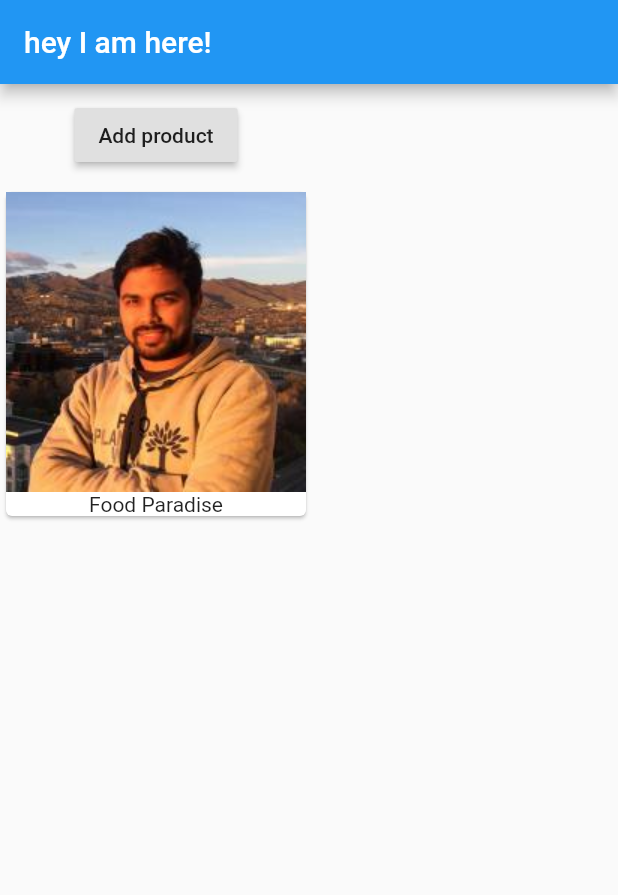
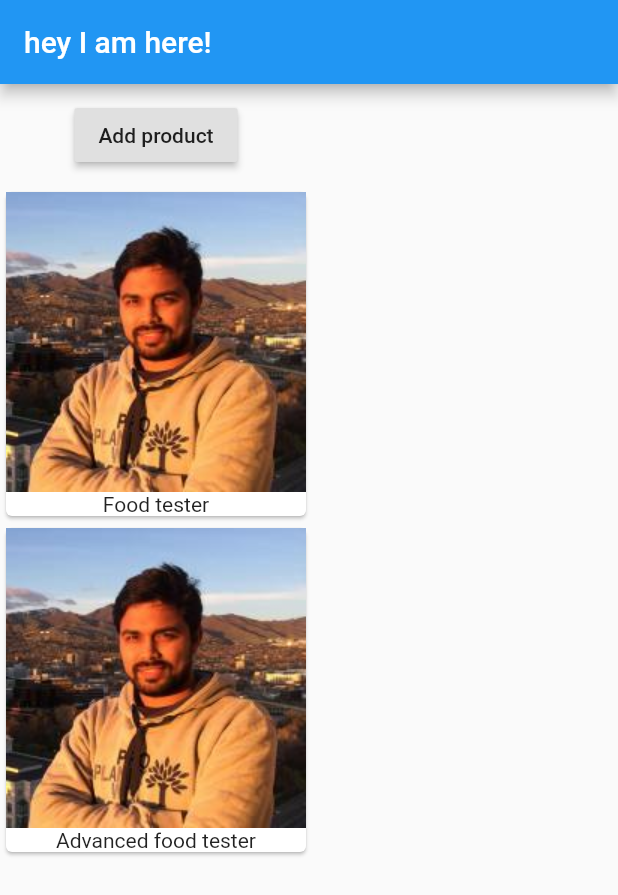
Before and after one commit to ashish173/flutter-ecommerce, a Flutter app: the screen it shows after launch, after a tap on "Add product", on a phone screen of 412 x 824 dp. Shown: the top 895 px of the screen. Run offline on Flutter 3.47's test engine with Material 2 defaults, Android fonts, the phone set to English and light mode, and no system bars.

Commit message:
adds card on button press with state

```diff
--- a/lib/main.dart
+++ b/lib/main.dart
@@ -2,32 +2,44 @@ import 'package:flutter/material.dart';
 
 void main() => runApp(MyApp());
 
-class MyApp extends StatelessWidget {
+class MyApp extends StatefulWidget {
+  @override
+  State<StatefulWidget> createState() {
+    return _MyAppState();
+  }
+}
+
+class _MyAppState extends State<MyApp> {
+  List<String> _products = ['Food tester'];
+
   @override
   Widget build(BuildContext context) {
     return MaterialApp(
-      home: Scaffold(
-        appBar: AppBar(
-          title: Text('hey I am here!'),
-        ),
-        body: Column(children: <Widget>[
+        home: Scaffold(
+      appBar: AppBar(
+        title: Text('hey I am here!'),
+      ),
+      body: Column(
+        children: <Widget>[
           Container(
             margin: EdgeInsets.all(10.0),
             child: RaisedButton(
-              onPressed: () {},
-              child: Text("Add product")
-            ),
+              onPressed: () {
+                setState(() {
+                  _products.add("Advanced food tester");
+                });
+              },
+              child: Text("Add product")),
           ),
-          Card(
+          Column(children: _products.map((element) => Card(
             child: Column(
               children: <Widget>[
                 Image.asset('assets/profile.jpeg'),
-                Text('Food Paradise')
+                Text(element)
               ],
             ),
-          ),
-        ]),
-      )
-    );
+          ),).toList(),)
+      ]),
+    ));
   }
 }
```
